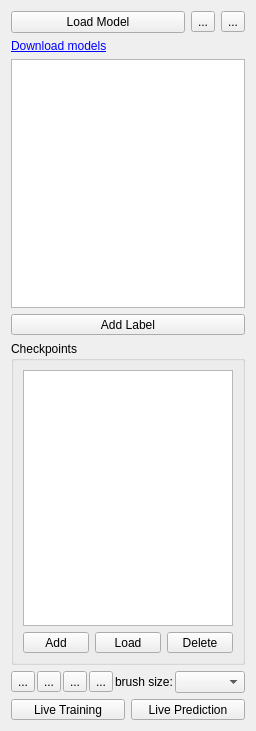
First picture: the form in ilastik/applets/neuralNetwork/nnClass.ui, repository ilastik/ilastik, before the edit.
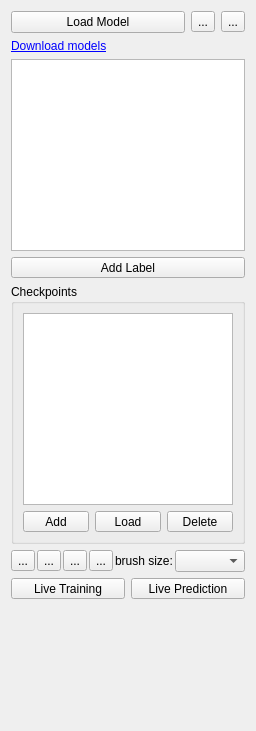
Second picture: the form after the edit. Icons and pictures are not drawn. Custom widgets are drawn as their Qt base class.

What changed in the file:
```diff
--- a/ilastik/applets/neuralNetwork/nnClass.ui
+++ b/ilastik/applets/neuralNetwork/nnClass.ui
@@ -306,6 +306,25 @@
      </item>
     </layout>
    </item>
+     <item>
+      <spacer name="verticalSpacer">
+       <property name="orientation">
+        <enum>Qt::Vertical</enum>
+       </property>
+       <property name="sizeHint" stdset="0">
+        <size>
+         <width>20</width>
+         <height>40</height>
+        </size>
+       </property>
+       <property name="sizePolicy">
+        <sizepolicy hsizetype="Expanding" vsizetype="Expanding">
+         <horstretch>0</horstretch>
+         <verstretch>0</verstretch>
+        </sizepolicy>
+       </property>
+      </spacer>
+     </item>
   </layout>
  </widget>
  <customwidgets>
```
Left out of the diff: 6 changed lines with no effect on the pictures.
